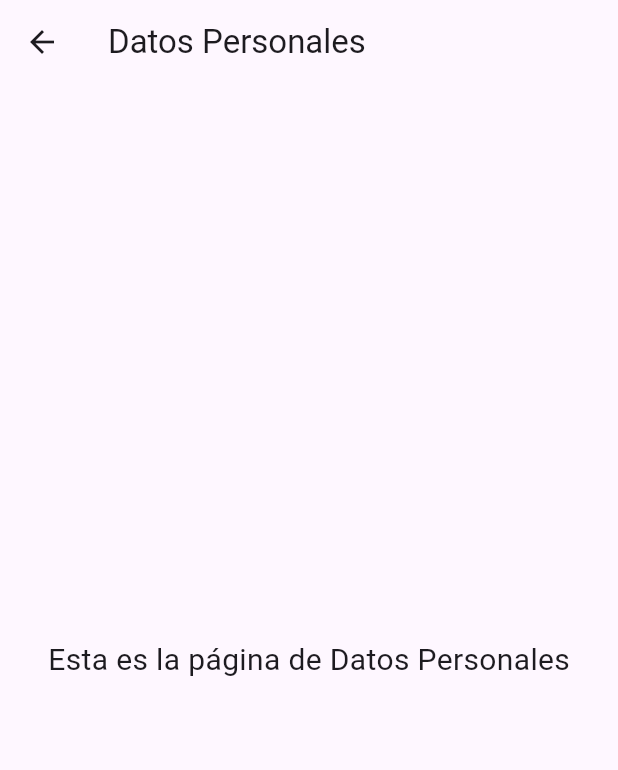
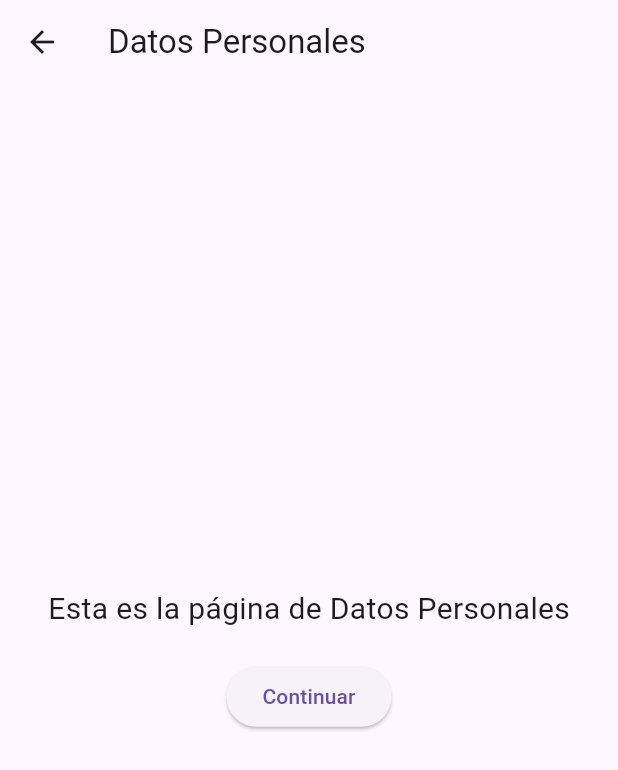
Before and after one commit to Franbaralle/Roomier, a Flutter app: the PreferenciasPage screen opened directly, after a tap on "Continuar", on a phone screen of 412 x 824 dp. Shown: the top 770 px of the screen. Run offline on Flutter 3.47's test engine with Material 3 defaults, Android fonts, the phone set to English and light mode, and no system bars; our stand-ins replace image_picker, photo_view; missing offline and left inert: universal_html.

Commit message:
primer commit

```diff
--- a/lib/additional_profile_images.dart
+++ b/lib/additional_profile_images.dart
@@ -46,10 +46,10 @@ class _AdditionalImagesPageState extends State<AdditionalImagesPage> {
             ),
           ),
           Visibility(
-            visible: isAddingImages, // Usar el estado para controlar la visibilidad
+            visible:
+                isAddingImages, // Usar el estado para controlar la visibilidad
             child: ElevatedButton(
               onPressed: _pickMoreImages,
-
               style: ElevatedButton.styleFrom(
                 shape: const CircleBorder(),
                 padding: const EdgeInsets.all(16),
@@ -64,7 +64,7 @@ class _AdditionalImagesPageState extends State<AdditionalImagesPage> {
 
   void _pickMoreImages() {
     final html.FileUploadInputElement uploadInput =
-    html.FileUploadInputElement()..click();
+        html.FileUploadInputElement()..click();
     uploadInput.onChange.listen((event) {
       final List<html.File> files = uploadInput.files!;
       if (files.isNotEmpty) {
--- a/lib/date.dart
+++ b/lib/date.dart
@@ -70,7 +70,7 @@ class _DatePageState extends State<DatePage> {
               onPressed: () async {
                 if (selectedDate != null) {
                   if (isUnder18(selectedDate!)) {
-                    _showWarning('No puedes continuar, eres menor de 18 años.');
+                    _showWarning('Para continuar, debes ser de 18 años.');
                   } else {
                     Navigator.push(
                       context,
--- a/lib/my_image_picker.dart
+++ b/lib/my_image_picker.dart
@@ -48,7 +48,7 @@ class MyImagePickerState extends State<MyImagePickerPage> {
               child: Stack(
                 children: List.generate(
                   pickedImagesList.length,
-                      (index) => Positioned(
+                  (index) => Positioned(
                     top: imageOffsets[index].dy,
                     left: imageOffsets[index].dx,
                     child: InkWell(
--- a/lib/personal_info.dart
+++ b/lib/personal_info.dart
@@ -1,21 +1,32 @@
 import 'package:flutter/material.dart';
+import 'profile_photo.dart';
 
 class DatosPersonalesPage extends StatelessWidget {
   @override
   Widget build(BuildContext context) {
     return Scaffold(
       appBar: AppBar(
-        title: Text('Datos Personales'),
+        title: const Text('Datos Personales'),
       ),
       body: Center(
         child: Column(
           mainAxisAlignment: MainAxisAlignment.center,
           children: [
-            Text(
+            const Text(
               'Esta es la página de Datos Personales',
               style: TextStyle(fontSize: 20),
             ),
-            // Puedes agregar más contenido según tus necesidades
+            const SizedBox(height: 20),
+            ElevatedButton(
+              onPressed: () {
+                // Navegar a la página para subir fotos
+                Navigator.push(
+                  context,
+                  MaterialPageRoute(builder: (context) => ProfilePhotoPage()),
+                );
+              },
+              child: const Text('Continuar'),
+            ),
           ],
         ),
       ),
--- a/lib/preferences.dart
+++ b/lib/preferences.dart
@@ -6,26 +6,27 @@ class PreferenciasPage extends StatelessWidget {
   Widget build(BuildContext context) {
     return Scaffold(
       appBar: AppBar(
-        title: Text('Preferencias'),
+        title: const Text('Preferencias'),
       ),
       body: Center(
         child: Column(
           mainAxisAlignment: MainAxisAlignment.center,
           children: [
-            Text(
+            const Text(
               'Esta es la página de preferencias',
               style: TextStyle(fontSize: 20),
             ),
-        SizedBox(height: 20),
+            const SizedBox(height: 20),
             ElevatedButton(
               onPressed: () {
                 // Navegar a la página de Datos Personales
                 Navigator.pushReplacement(
                   context,
-              MaterialPageRoute(builder: (context) => DatosPersonalesPage()),
+                  MaterialPageRoute(
+                      builder: (context) => DatosPersonalesPage()),
                 );
               },
-          child: Text('Continuar'),
+              child: const Text('Continuar'),
             ),
           ],
         ),
--- a/pubspec.yaml
+++ b/pubspec.yaml
@@ -41,6 +41,7 @@ dependencies:
   photo_view: ^0.14.0
   http: ^1.1.2
   intl: ^0.19.0
+  camera: ^0.10.5+9
 
 dev_dependencies:
   flutter_test:
@@ -51,7 +52,7 @@ dev_dependencies:
   # activated in the `analysis_options.yaml` file located at the root of your
   # package. See that file for information about deactivating specific lint
   # rules and activating additional ones.
-  flutter_lints: ^2.0.0
+  flutter_lints: ^3.0.1
 
 # For information on the generic Dart part of this file, see the
 # following page: https://dart.dev/tools/pub/pubspec
```
Also changed, not shown: lib/login_page.dart (+20 -16 lines), lib/profile_page.dart (+5 -9 lines), lib/profile_photo.dart (added, +56 -0 lines), lib/register.dart (+57 -26 lines), assets/R.jpg (added), lib/my_home_page.dart (line endings or trailing spaces), pubspec.lock. Lines whose indentation alone changed are shown as unchanged.
